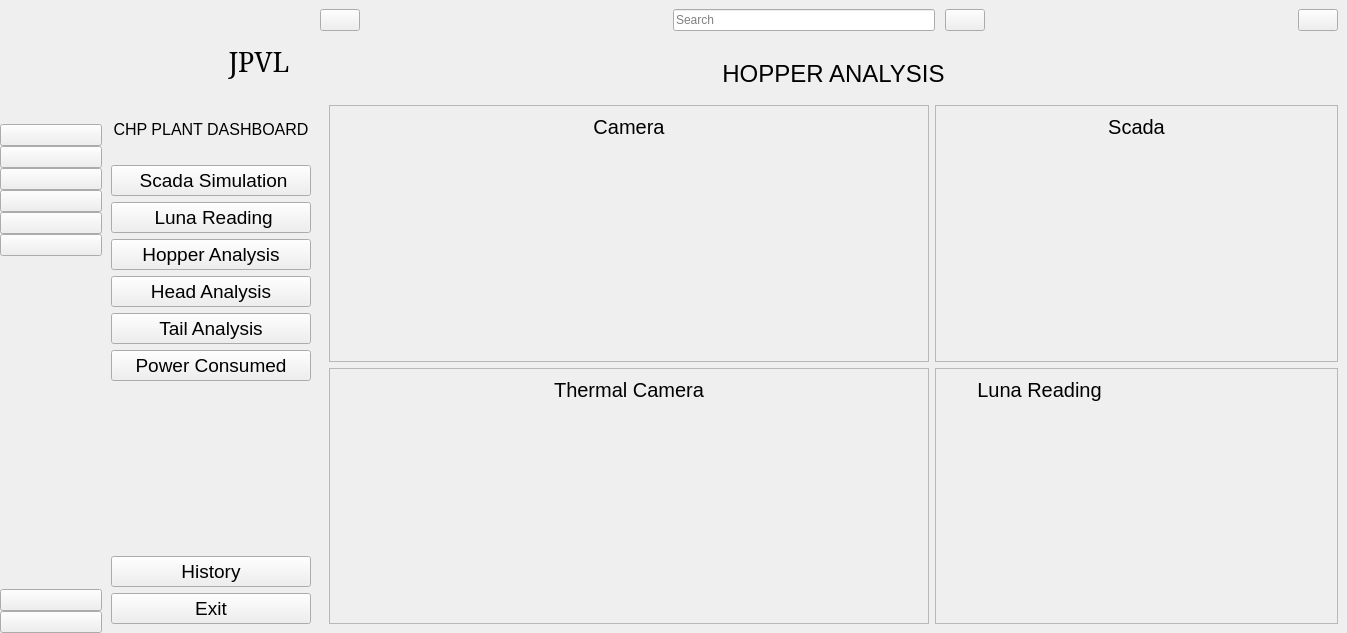
Qt form sidebar1.ui (Ishatvb/CHP_GUI-JPVL) before a commit.
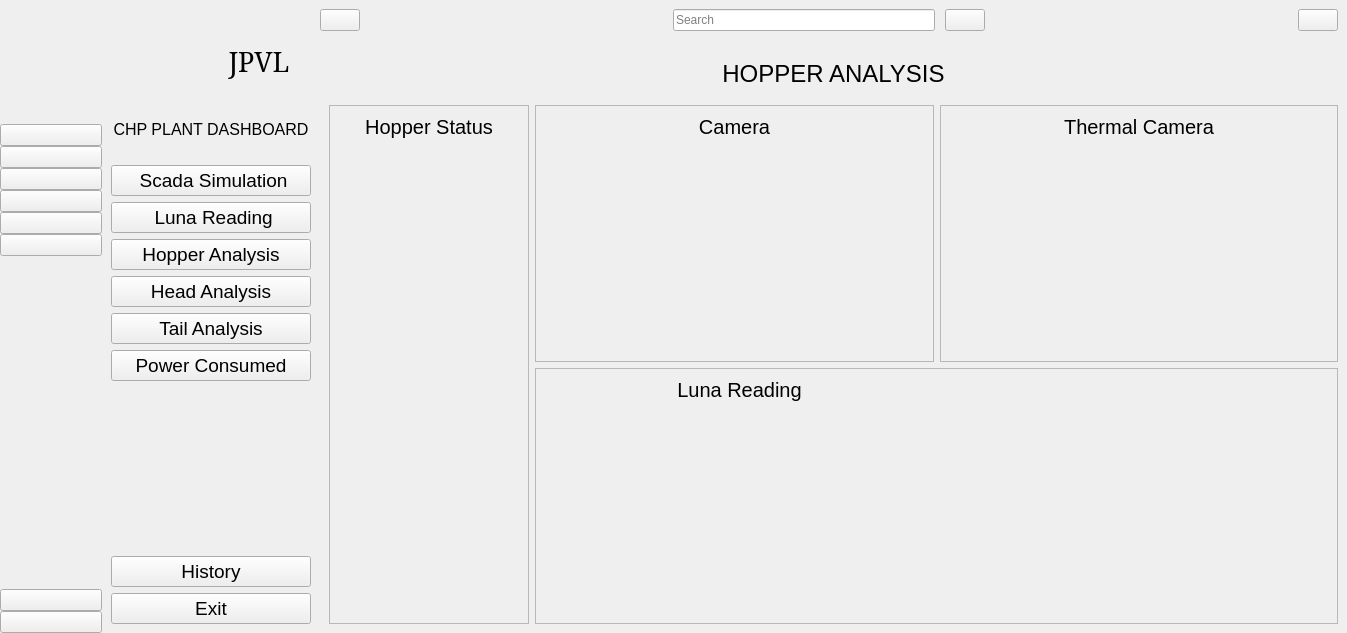
The same form after that commit. The open tabs and pages were chosen to show the change. Icons and pictures are not drawn.

Commit message: Hopper Status

Diff of the .ui file:
```diff
--- a/sidebar1.ui
+++ b/sidebar1.ui
@@ -1029,11 +1029,11 @@
          </widget>
          <widget class="QWidget" name="page_3">
           <layout class="QGridLayout" name="gridLayout_10">
-           <item row="1" column="0">
+           <item row="1" column="1">
             <widget class="QFrame" name="frame_10">
              <property name="minimumSize">
               <size>
-               <width>600</width>
+               <width>0</width>
                <height>0</height>
               </size>
              </property>
@@ -1087,7 +1087,7 @@
              </layout>
             </widget>
            </item>
-           <item row="1" column="1">
+           <item row="1" column="2">
             <widget class="QFrame" name="frame_9">
              <property name="minimumSize">
               <size>
@@ -1109,70 +1109,6 @@
              </property>
              <layout class="QVBoxLayout" name="verticalLayout_24">
               <item>
-               <widget class="QLabel" name="label_16">
-                <property name="maximumSize">
-                 <size>
-                  <width>16777215</width>
-                  <height>50</height>
-                 </size>
-                </property>
-                <property name="font">
-                 <font>
-                  <pointsize>15</pointsize>
-                 </font>
-                </property>
-                <property name="text">
-                 <string>Scada</string>
-                </property>
-                <property name="alignment">
-                 <set>Qt::AlignCenter</set>
-                </property>
-               </widget>
-              </item>
-              <item>
-               <widget class="QLabel" name="label_17">
-                <property name="sizePolicy">
-                 <sizepolicy hsizetype="Preferred" vsizetype="Expanding">
-                  <horstretch>0</horstretch>
-                  <verstretch>0</verstretch>
-                 </sizepolicy>
-                </property>
-                <property name="text">
-                 <string/>
-                </property>
-                <property name="pixmap">
-                 <pixmap resource="resource.qrc">:/images/images/hopperscada1.png</pixmap>
-                </property>
-                <property name="scaledContents">
-                 <bool>true</bool>
-                </property>
-               </widget>
-              </item>
-             </layout>
-            </widget>
-           </item>
-           <item row="2" column="0">
-            <widget class="QFrame" name="frame_8">
-             <property name="minimumSize">
-              <size>
-               <width>600</width>
-               <height>0</height>
-              </size>
-             </property>
-             <property name="maximumSize">
-              <size>
-               <width>600</width>
-               <height>16777215</height>
-              </size>
-             </property>
-             <property name="frameShape">
-              <enum>QFrame::StyledPanel</enum>
-             </property>
-             <property name="frameShadow">
-              <enum>QFrame::Raised</enum>
-             </property>
-             <layout class="QVBoxLayout" name="verticalLayout_23">
-              <item>
                <widget class="QLabel" name="label_18">
                 <property name="maximumSize">
                  <size>
@@ -1209,7 +1145,7 @@
              </layout>
             </widget>
            </item>
-           <item row="2" column="1">
+           <item row="2" column="1" colspan="2">
             <widget class="QFrame" name="frame_7">
              <property name="frameShape">
               <enum>QFrame::StyledPanel</enum>
@@ -1266,7 +1202,59 @@
              </layout>
             </widget>
            </item>
-           <item row="0" column="0" colspan="2">
+           <item row="1" column="0" rowspan="2">
+            <widget class="QFrame" name="frame_8">
+             <property name="minimumSize">
+              <size>
+               <width>200</width>
+               <height>0</height>
+              </size>
+             </property>
+             <property name="maximumSize">
+              <size>
+               <width>200</width>
+               <height>16777215</height>
+              </size>
+             </property>
+             <property name="frameShape">
+              <enum>QFrame::StyledPanel</enum>
+             </property>
+             <property name="frameShadow">
+              <enum>QFrame::Raised</enum>
+             </property>
+             <layout class="QVBoxLayout" name="verticalLayout_13">
+              <item alignment="Qt::AlignTop">
+               <widget class="QLabel" name="label_8">
+                <property name="font">
+                 <font>
+                  <pointsize>15</pointsize>
+                 </font>
+                </property>
+                <property name="text">
+                 <string>Hopper Status</string>
+                </property>
+                <property name="alignment">
+                 <set>Qt::AlignCenter</set>
+                </property>
+               </widget>
+              </item>
+              <item>
+               <widget class="QLabel" name="label_16">
+                <property name="sizePolicy">
+                 <sizepolicy hsizetype="Preferred" vsizetype="Expanding">
+                  <horstretch>0</horstretch>
+                  <verstretch>0</verstretch>
+                 </sizepolicy>
+                </property>
+                <property name="text">
+                 <string/>
+                </property>
+               </widget>
+              </item>
+             </layout>
+            </widget>
+           </item>
+           <item row="0" column="0" colspan="3">
             <widget class="QLabel" name="label_20">
              <property name="sizePolicy">
               <sizepolicy hsizetype="Preferred" vsizetype="Expanding">
@@ -1307,70 +1295,6 @@
              </property>
              <layout class="QVBoxLayout" name="verticalLayout_11">
               <item>
-               <widget class="QLabel" name="label_26">
-                <property name="maximumSize">
-                 <size>
-                  <width>16777215</width>
-                  <height>50</height>
-                 </size>
-                </property>
-                <property name="font">
-                 <font>
-                  <pointsize>15</pointsize>
-                 </font>
-                </property>
-                <property name="text">
-                 <string>Scada</string>
-                </property>
-                <property name="alignment">
-                 <set>Qt::AlignCenter</set>
-                </property>
-               </widget>
-              </item>
-              <item>
-               <widget class="QLabel" name="label_8">
-                <property name="sizePolicy">
-                 <sizepolicy hsizetype="Preferred" vsizetype="Expanding">
-                  <horstretch>0</horstretch>
-                  <verstretch>0</verstretch>
-                 </sizepolicy>
-                </property>
-                <property name="text">
-                 <string/>
-                </property>
-                <property name="pixmap">
-                 <pixmap resource="resource.qrc">:/images/images/headscada.png</pixmap>
-                </property>
-                <property name="scaledContents">
-                 <bool>true</bool>
-                </property>
-               </widget>
-              </item>
-             </layout>
-            </widget>
-           </item>
-           <item row="2" column="0">
-            <widget class="QFrame" name="frame_15">
-             <property name="minimumSize">
-              <size>
-               <width>600</width>
-               <height>0</height>
-              </size>
-             </property>
-             <property name="maximumSize">
-              <size>
-               <width>600</width>
-               <height>16777215</height>
-              </size>
-             </property>
-             <property name="frameShape">
-              <enum>QFrame::StyledPanel</enum>
-             </property>
-             <property name="frameShadow">
-              <enum>QFrame::Raised</enum>
-             </property>
-             <layout class="QVBoxLayout" name="verticalLayout_13">
-              <item>
                <widget class="QLabel" name="label_24">
                 <property name="maximumSize">
                  <size>
```
Left out of the diff: 217 changed lines with no effect on the pictures. The commit also changes 5 other files.
